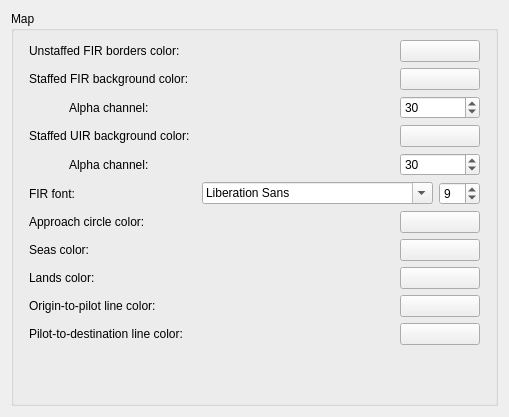
Before: the Qt Designer form source/ui/pages/mappage.ui in Vatsinator/vatsinator-legacy, drawn with Qt 5.
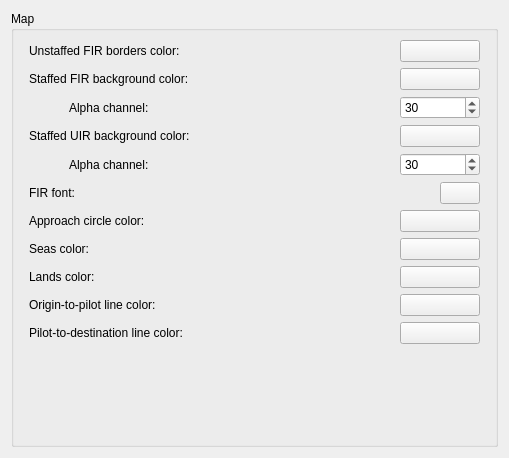
After: the same form once the commit is applied. Custom widgets are drawn as their Qt base class.

Commit message: FirFont picking using QFontDialog

```diff
--- a/source/ui/pages/mappage.ui
+++ b/source/ui/pages/mappage.ui
@@ -7,7 +7,7 @@
     <x>0</x>
     <y>0</y>
     <width>509</width>
-    <height>417</height>
+    <height>458</height>
    </rect>
   </property>
   <property name="windowTitle">
@@ -239,7 +239,7 @@
          </layout>
         </item>
         <item>
-         <layout class="QHBoxLayout" name="horizontalLayout_2" stretch="2,1,0">
+         <layout class="QHBoxLayout" name="horizontalLayout_2" stretch="2,0">
           <item>
            <widget class="QLabel" name="label_2">
             <property name="text">
@@ -248,15 +248,9 @@
            </widget>
           </item>
           <item>
-           <widget class="QFontComboBox" name="FirFontComboBox"/>
-          </item>
-          <item>
-           <widget class="QSpinBox" name="FirFontSizeSpinBox">
-            <property name="maximum">
-             <number>20</number>
-            </property>
-            <property name="value">
-             <number>9</number>
+           <widget class="QPushButton" name="FirFontSelectionButton">
+            <property name="text">
+             <string notr="true"/>
             </property>
            </widget>
           </item>
```
The commit also changes 2 other files.
